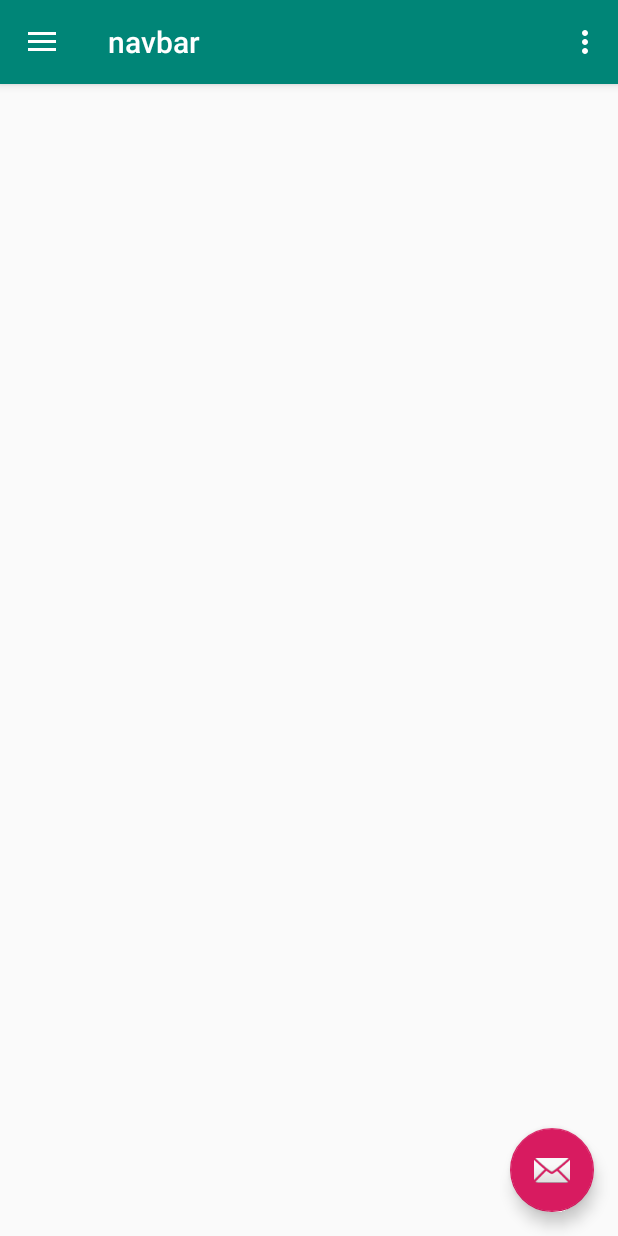
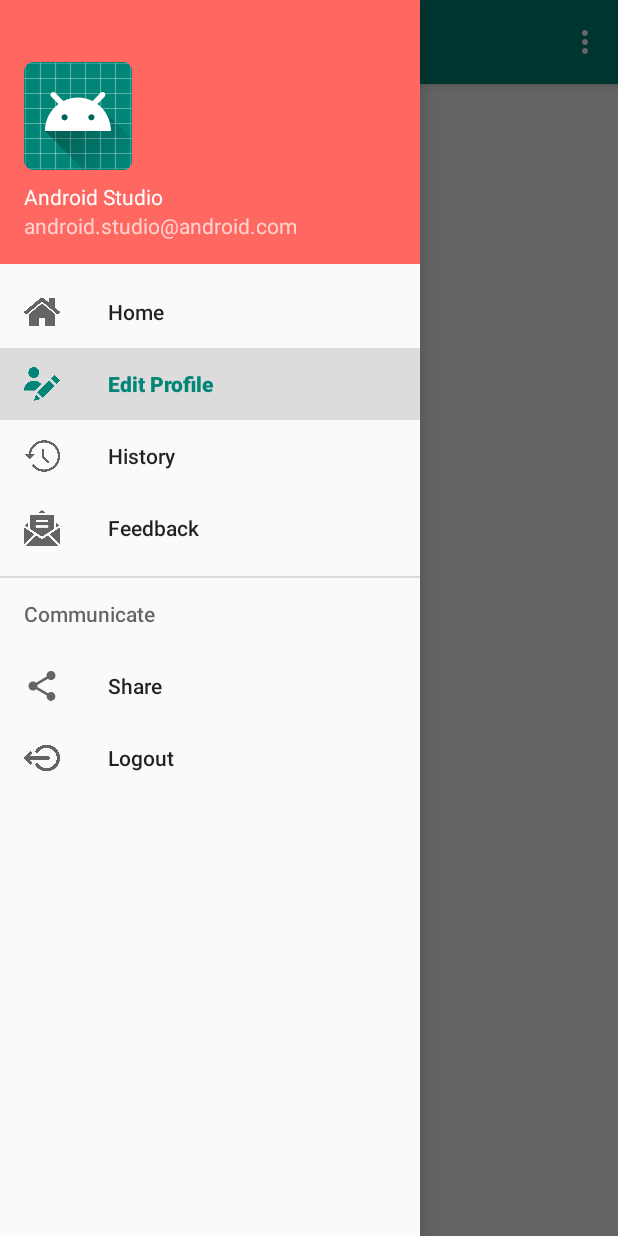
Before and after one commit to BabesGotByte/Outpass2, an Android app: the screen it shows after launch once a user with an empty profile is signed in (navbar), in the side drawer, after a tap on "Edit Profile", on a phone screen of 412 x 824 dp. Run offline under Robolectric (Android 15) with nearby library versions, the light colour scheme and no system bars; our stand-ins replace Firebase (no records; nobody signed in at launch, a user with empty details on screens opened directly); libraries missing offline, so code that uses them is left out: com.felipecsl.gifimageview; 3 statements that could not run were skipped.

Commit message:
fix:Navigation view

```diff
--- a/app/src/main/AndroidManifest.xml
+++ b/app/src/main/AndroidManifest.xml
@@ -10,7 +10,6 @@
         android:supportsRtl="true"
         android:theme="@style/AppTheme">
         <activity android:name=".LoginActivity"></activity>
-        <activity android:name=".feedback" />
         <activity
             android:name=".navbar"
             android:label="@string/title_activity_navbar"
--- /dev/null
+++ b/app/src/main/java/com/example/outpass2/HomeFragment.java
@@ -0,0 +1,23 @@
+package com.example.outpass2;
+
+import android.content.Context;
+import android.net.Uri;
+import android.os.Bundle;
+import android.support.v4.app.Fragment;
+import android.view.LayoutInflater;
+import android.view.View;
+import android.view.ViewGroup;
+
+
+
+public class HomeFragment extends Fragment {
+
+
+    @Override
+    public View onCreateView(LayoutInflater inflater, ViewGroup container,
+                             Bundle savedInstanceState) {
+        // Inflate the layout for this fragment
+        return inflater.inflate(R.layout.fragment_home, container, false);
+    }
+
+}
--- a/app/src/main/java/com/example/outpass2/navbar.java
+++ b/app/src/main/java/com/example/outpass2/navbar.java
@@ -20,41 +20,46 @@
         implements NavigationView.OnNavigationItemSelectedListener {
 
     private FirebaseAuth auth;
+    private DrawerLayout drawer;
+    private Toolbar toolbar;
 
 
     @Override
     protected void onCreate(Bundle savedInstanceState) {
         super.onCreate(savedInstanceState);
         setContentView(R.layout.activity_navbar);
-        Toolbar toolbar = findViewById(R.id.toolbar);
-        setSupportActionBar(toolbar);
+
 
         auth = FirebaseAuth.getInstance();
 
 
-        DrawerLayout drawer = findViewById(R.id.drawer_layout);
+        toolbar = findViewById(R.id.vtoolbar);
+        setSupportActionBar(toolbar);
+
+
+        drawer = findViewById(R.id.drawer_layout);
+
         NavigationView navigationView = findViewById(R.id.nav_view);
+        navigationView.setNavigationItemSelectedListener(this);
+
         ActionBarDrawerToggle toggle = new ActionBarDrawerToggle(
                 this, drawer, toolbar, R.string.navigation_drawer_open, R.string.navigation_drawer_close);
         drawer.addDrawerListener(toggle);
         toggle.syncState();
-        navigationView.setNavigationItemSelectedListener(this);
-//        fragment=new history();
-//        if (fragment != null) {
-//            FragmentTransaction ft = getSupportFragmentManager().beginTransaction();
-//            ft.replace(R.id.fragment_container, fragment);
-//            ft.commit();
-//        }
+
+        if (savedInstanceState == null) {
+            getSupportFragmentManager().beginTransaction().replace(R.id.NavFragmentContainer, new HomeFragment()).commit();
+            navigationView.setCheckedItem(R.id.nav_home);
+        }
+
     }
 
     @Override
     public void onBackPressed() {
-        DrawerLayout drawer = findViewById(R.id.drawer_layout);
-        if (drawer.isDrawerOpen(GravityCompat.START)) {
+        if (drawer.isDrawerOpen(GravityCompat.START))
             drawer.closeDrawer(GravityCompat.START);
-        } else {
+        else
             super.onBackPressed();
-        }
     }
 
     @Override
@@ -81,12 +86,8 @@
         int id = item.getItemId();
         Fragment fragment;
         if (id == R.id.nav_home) {
-//            fragment=new history();
-//            if (fragment != null) {
-//                FragmentTransaction ft = getSupportFragmentManager().beginTransaction();
-//                ft.replace(R.id.fragment_container, fragment);
-//                ft.commit();
-//            }
+           getSupportFragmentManager().beginTransaction().replace(R.id.NavFragmentContainer, new HomeFragment()).commit();
+                drawer.closeDrawer(GravityCompat.START);
         }
 
         else if (id == R.id.nav_editprofile) {
@@ -94,12 +95,12 @@
         }
 
         else if (id == R.id.nav_history) {
-            //getSupportFragmentManager().beginTransaction().replace(R.id.fragment_container,new history()).commit();
-        }
+            getSupportFragmentManager().beginTransaction().replace(R.id.NavFragmentContainer, new history()).commit();
+            drawer.closeDrawer(GravityCompat.START);        }
 
         else if (id == R.id.nav_feedback) {
-            //getSupportFragmentManager().beginTransaction().replace(R.id.fragment_container,new feed()).commit();
-        }
+            getSupportFragmentManager().beginTransaction().replace(R.id.NavFragmentContainer, new feed()).commit();
+            drawer.closeDrawer(GravityCompat.START);          }
 
         else if (id == R.id.nav_share) {
             Intent i = new Intent(Intent.ACTION_SEND);
@@ -117,8 +118,6 @@
             finish();
         }
 
-        DrawerLayout drawer = findViewById(R.id.drawer_layout);
-        drawer.closeDrawer(GravityCompat.START);
         return true;
     }
 
--- a/app/src/main/res/layout/activity_navbar.xml
+++ b/app/src/main/res/layout/activity_navbar.xml
@@ -2,24 +2,42 @@
 <android.support.v4.widget.DrawerLayout xmlns:android="http://schemas.android.com/apk/res/android"
     xmlns:app="http://schemas.android.com/apk/res-auto"
     xmlns:tools="http://schemas.android.com/tools"
-    android:id="@+id/drawer_layout"
     android:layout_width="match_parent"
     android:layout_height="match_parent"
+    android:id="@+id/drawer_layout"
     android:fitsSystemWindows="true"
-    tools:openDrawer="start">
+    tools:openDrawer="start"
+    tools:context=".navbar">
 
-    <include
-        layout="@layout/app_bar_navbar"
+    <LinearLayout
         android:layout_width="match_parent"
-        android:layout_height="match_parent" />
+        android:layout_height="match_parent"
+        android:orientation="vertical">
+
+        <android.support.v7.widget.Toolbar
+            android:layout_width="match_parent"
+            android:layout_height="?attr/actionBarSize"
+            android:id="@+id/vtoolbar"
+            android:background="@color/colorPrimary"
+            android:theme="@style/ThemeOverlay.AppCompat.Dark.ActionBar"
+            app:popupTheme="@style/ThemeOverlay.AppCompat.Light"
+            android:elevation="4dp"/>
+
+        <FrameLayout
+            android:id="@+id/NavFragmentContainer"
+            android:layout_width="match_parent"
+            android:layout_height="match_parent"/>
+
+    </LinearLayout>
 
     <android.support.design.widget.NavigationView
-        android:id="@+id/nav_view"
         android:layout_width="wrap_content"
         android:layout_height="match_parent"
         android:layout_gravity="start"
-        android:fitsSystemWindows="true"
+        android:id="@+id/nav_view"
         app:headerLayout="@layout/nav_header_navbar"
-        app:menu="@menu/activity_navbar_drawer" />
+        app:menu="@menu/activity_navbar_drawer"/>
+
+
 
 </android.support.v4.widget.DrawerLayout>
--- a/app/src/main/res/layout/app_bar_navbar.xml
+++ b/app/src/main/res/layout/app_bar_navbar.xml
@@ -22,12 +22,5 @@
 
     <include layout="@layout/content_navbar" />
 
-    <android.support.design.widget.FloatingActionButton
-        android:id="@+id/fab"
-        android:layout_width="wrap_content"
-        android:layout_height="wrap_content"
-        android:layout_gravity="bottom|end"
-        android:layout_margin="@dimen/fab_margin"
-        app:srcCompat="@android:drawable/ic_dialog_email" />
 
 </android.support.design.widget.CoordinatorLayout>
--- a/app/src/main/res/layout/fragment_feed.xml
+++ b/app/src/main/res/layout/fragment_feed.xml
@@ -11,4 +11,5 @@
         android:text="Fragment feed"
         tools:layout_editor_absoluteX="122dp"
         tools:layout_editor_absoluteY="138dp" />
+
 </android.support.constraint.ConstraintLayout>
--- a/app/src/main/res/layout/nav_header_navbar.xml
+++ b/app/src/main/res/layout/nav_header_navbar.xml
@@ -3,7 +3,7 @@
     xmlns:app="http://schemas.android.com/apk/res-auto"
     android:layout_width="match_parent"
     android:layout_height="@dimen/nav_header_height"
-    android:background="@drawable/side_nav_bar"
+    android:background="#ff6861"
     android:gravity="bottom"
     android:orientation="vertical"
     android:paddingLeft="@dimen/activity_horizontal_margin"
```
Also changed, not shown: app/src/main/java/com/example/outpass2/feedback.java (deleted, +0 -29 lines), app/src/main/res/layout/fragment_home.xml (added, +14 -0 lines).
